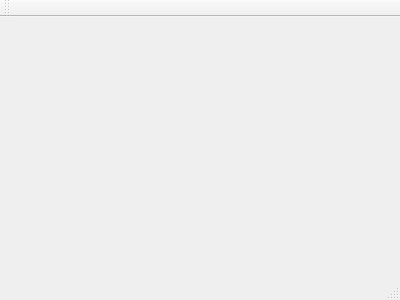
dpucilowski/QtApp, file mainwindow.ui: the form before one commit.
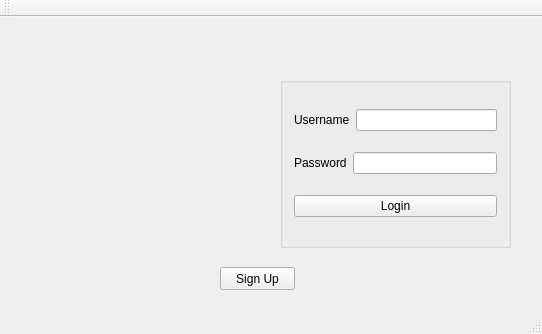
The form after the commit. Icons and pictures are not drawn.

Patch:
```diff
--- a/mainwindow.ui
+++ b/mainwindow.ui
@@ -1,24 +1,131 @@
 <ui version="4.0">
  <class>MainWindow</class>
- <widget class="QMainWindow" name="MainWindow" >
-  <property name="geometry" >
+ <widget class="QMainWindow" name="MainWindow">
+  <property name="geometry">
    <rect>
     <x>0</x>
     <y>0</y>
-    <width>400</width>
-    <height>300</height>
+    <width>542</width>
+    <height>334</height>
    </rect>
   </property>
   <property name="windowTitle" >
    <string>MainWindow</string>
   </property>
-  <widget class="QMenuBar" name="menuBar" />
-  <widget class="QToolBar" name="mainToolBar" />
-  <widget class="QWidget" name="centralWidget" />
-  <widget class="QStatusBar" name="statusBar" />
+  <widget class="QWidget" name="centralWidget">
+   <widget class="QGroupBox" name="groupBox">
+    <property name="geometry">
+     <rect>
+      <x>280</x>
+      <y>60</y>
+      <width>231</width>
+      <height>171</height>
+     </rect>
+    </property>
+    <property name="title">
+     <string/>
+    </property>
+    <layout class="QVBoxLayout" name="verticalLayout">
+     <item>
+      <layout class="QHBoxLayout" name="horizontalLayout">
+       <item>
+        <widget class="QLabel" name="label_username">
+         <property name="text">
+          <string>Username</string>
+         </property>
+         <property name="buddy">
+          <cstring>lineEdit_username</cstring>
+         </property>
+        </widget>
+       </item>
+       <item>
+        <widget class="QLineEdit" name="lineEdit_username"/>
+       </item>
+      </layout>
+     </item>
+     <item>
+      <layout class="QHBoxLayout" name="horizontalLayout_2">
+       <item>
+        <widget class="QLabel" name="label_password">
+         <property name="text">
+          <string>Password</string>
+         </property>
+         <property name="buddy">
+          <cstring>lineEdit_password</cstring>
+         </property>
+        </widget>
+       </item>
+       <item>
+        <widget class="QLineEdit" name="lineEdit_password">
+         <property name="echoMode">
+          <enum>QLineEdit::Password</enum>
+         </property>
+        </widget>
+       </item>
+      </layout>
+     </item>
+     <item>
+      <widget class="QPushButton" name="pushButton_login">
+       <property name="text">
+        <string>Login</string>
+       </property>
+      </widget>
+     </item>
+    </layout>
+   </widget>
+   <widget class="QLabel" name="label_image">
+    <property name="geometry">
+     <rect>
+      <x>60</x>
+      <y>60</y>
+      <width>201</width>
+      <height>171</height>
+     </rect>
+    </property>
+    <property name="text">
+     <string/>
+    </property>
+    <property name="pixmap">
+     <pixmap resource="resource.qrc">:/img/img/login_icon.png</pixmap>
+    </property>
+   </widget>
+   <widget class="QPushButton" name="pushButton_signup">
+    <property name="geometry">
+     <rect>
+      <x>220</x>
+      <y>250</y>
+      <width>75</width>
+      <height>23</height>
+     </rect>
+    </property>
+    <property name="text">
+     <string>Sign Up</string>
+    </property>
+   </widget>
+  </widget>
+  <widget class="QMenuBar" name="menuBar">
+   <property name="geometry">
+    <rect>
+     <x>0</x>
+     <y>0</y>
+     <width>542</width>
+     <height>21</height>
+    </rect>
+   </property>
+  </widget>
+  <widget class="QToolBar" name="mainToolBar">
+   <attribute name="toolBarArea">
+    <enum>TopToolBarArea</enum>
+   </attribute>
+   <attribute name="toolBarBreak">
+    <bool>false</bool>
+   </attribute>
+  </widget>
+  <widget class="QStatusBar" name="statusBar"/>
  </widget>
- <layoutDefault spacing="6" margin="11" />
- <pixmapfunction></pixmapfunction>
- <resources/>
+ <layoutdefault spacing="6" margin="11"/>
+ <resources>
+  <include location="resource.qrc"/>
+ </resources>
  <connections/>
 </ui>
```
Left out of the diff: 3 changed lines with no effect on the pictures.
